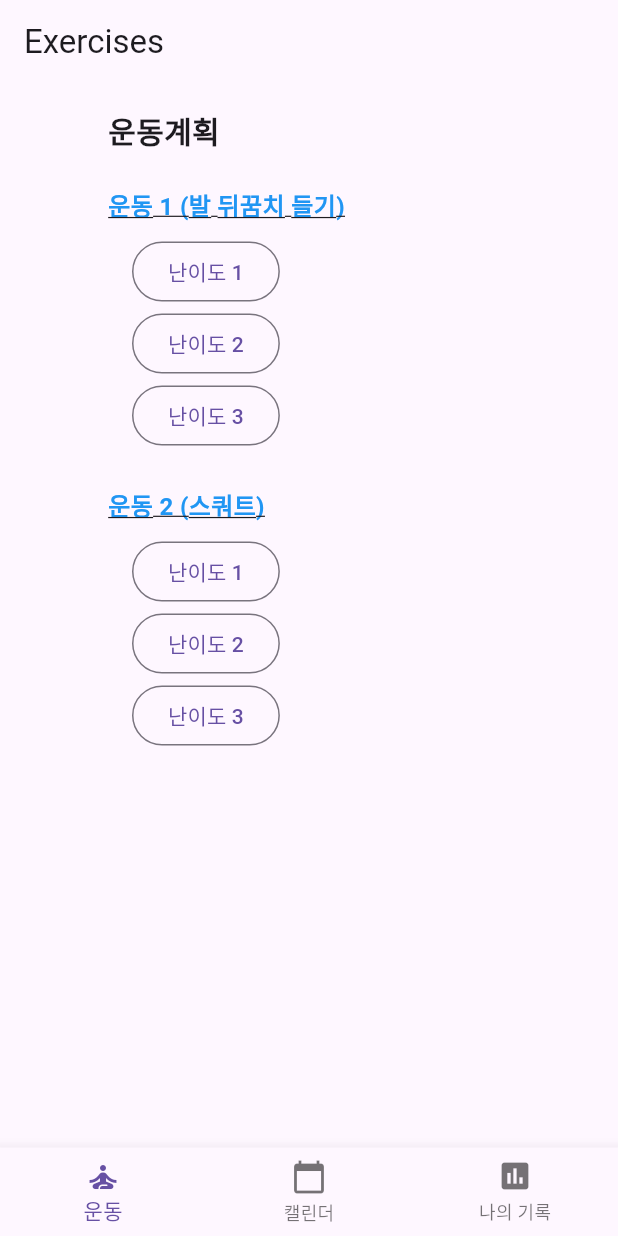
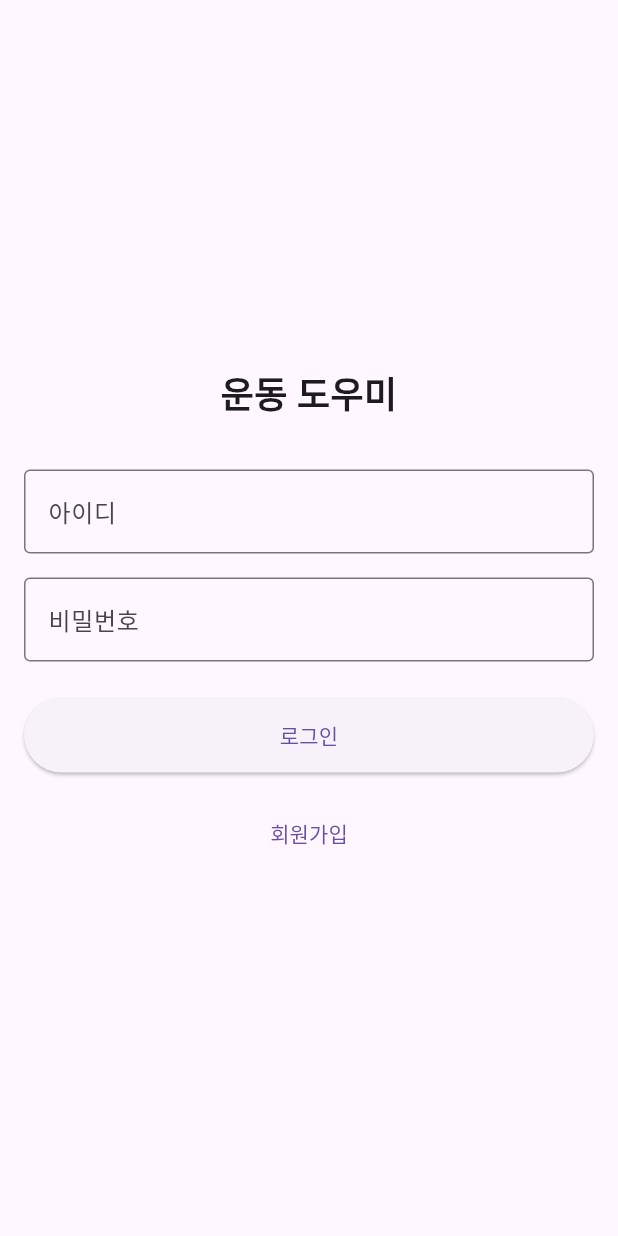
Before and after one commit to June8039/Capstone, a Flutter app: the screen it shows after launch, on a phone screen of 412 x 824 dp. Run offline on Flutter 3.47's test engine with Material 3 defaults, Android fonts, the phone set to English and light mode, and no system bars; our stand-ins replace cloud_firestore, firebase_core, firebase_storage, flutter_tts, permission_handler, shared_preferences and 2 more; accounts and stored records are empty.

Commit message:
Fix: Firebase 권한 설정 및 로그인/회원가입 기능 구현

```diff
--- /dev/null
+++ b/firestore.indexes.json
@@ -0,0 +1,4 @@
+{
+  "indexes": [],
+  "fieldOverrides": []
+}
--- a/lib/main.dart
+++ b/lib/main.dart
@@ -3,25 +3,23 @@
 //import all the needed packages and files here
 //I gotta find a way to organize the imports better and remove redundancy
 import 'package:flutter/material.dart';
-import 'package:intl/intl.dart';
-import 'package:intl/date_symbol_data_local.dart';
-import 'screens/home_screen.dart';
+import 'package:firebase_core/firebase_core.dart';
+import 'firebase_options.dart';
+import 'screens/login_screen.dart';
 import 'screens/exercise_screen.dart';
 import 'screens/calendar_screen.dart';
-import 'package:firebase_core/firebase_core.dart';
-import 'firebase_options.dart';
 
 void main() async {
-  // Initialize locale data
-  await initializeDateFormatting();
-  // Run the app
+  WidgetsFlutterBinding.ensureInitialized();
+  try {
+    await Firebase.initializeApp(
+      options: DefaultFirebaseOptions.currentPlatform,
+    );
+  } catch (e) {
+    debugPrint('Firebase 초기화 실패: $e');
+    // Firebase 초기화 실패 시에도 앱은 실행되도록 합니다.
+  }
   runApp(const MyApp());
-
-  // Firebase Core 초기화
-  await Firebase.initializeApp(
-    options: DefaultFirebaseOptions.currentPlatform,
-  );
-
 }
 
 class MyApp extends StatelessWidget {
@@ -30,15 +28,14 @@ class MyApp extends StatelessWidget {
   @override
   Widget build(BuildContext context) {
     return MaterialApp(
-      title: 'Screen Navigation Demo',
+      title: '운동 도우미',
       theme: ThemeData(
         primarySwatch: Colors.blue,
       ),
-      home: const MainScreen(), //main homescreen
+      home: const LoginScreen(),
     );
   }
 }
-
 
 class MainScreen extends StatefulWidget {
   const MainScreen({super.key});
@@ -51,9 +48,9 @@ class _MainScreenState extends State<MainScreen> {
   int _selectedIndex = 0;
 
   final List<Widget> _screens = [
-    //all pages should be defined here
     const ExerciseScreen(),
-    const CalendarScreen(), // Create this or any other screen
+    const CalendarScreen(),
+    const Center(child: Text('나의 기록')), // 임시 화면
   ];
 
   void _onItemTapped(int index) {
@@ -61,7 +58,6 @@ class _MainScreenState extends State<MainScreen> {
       _selectedIndex = index;
     });
   }
-
 
   @override
   Widget build(BuildContext context) {
@@ -72,11 +68,7 @@ class _MainScreenState extends State<MainScreen> {
       ),
       bottomNavigationBar: BottomNavigationBar(
         currentIndex: _selectedIndex,
-        onTap: (index) {
-          setState(() {
-            _selectedIndex = index;
-          });
-        },
+        onTap: _onItemTapped,
         items: const [
           BottomNavigationBarItem(
             icon: Icon(Icons.self_improvement),
@@ -87,10 +79,9 @@ class _MainScreenState extends State<MainScreen> {
             label: '캘린더',
           ),
           BottomNavigationBarItem(
-              icon: Icon(Icons.insert_chart),
-              label: '나의 기록'
+            icon: Icon(Icons.insert_chart),
+            label: '나의 기록',
           ),
-
         ],
       ),
     );
--- a/lib/screens/calendar_screen.dart
+++ b/lib/screens/calendar_screen.dart
@@ -13,6 +13,12 @@ class CalendarScreen extends StatefulWidget {
 class _CalendarScreenState extends State<CalendarScreen> {
   DateTime _selectedDay = DateTime.now();
   DateTime _focusedDay = DateTime.now();
+
+  @override
+  void initState() {
+    super.initState();
+    initializeDateFormatting();
+  }
 
   @override
   Widget build(BuildContext context) {
--- a/lib/screens/exercise_screen.dart
+++ b/lib/screens/exercise_screen.dart
@@ -1,5 +1,4 @@
 import 'package:flutter/material.dart';
-
 import 'calibration_screen.dart';
 import 'heelraise_screen.dart';
 import 'squat_screen.dart';
@@ -8,7 +7,6 @@ class ExerciseScreen extends StatelessWidget {
   const ExerciseScreen({super.key});
 
   void _startHeelRaiseFlow(BuildContext context) async {
-    // CalibrationScreen에서 측정 완료 후 baselineValues와 initialLensFacing 반환받음
     final result = await Navigator.push<Map<String, dynamic>>(
       context,
       MaterialPageRoute(
@@ -32,12 +30,11 @@ class ExerciseScreen extends StatelessWidget {
     }
   }
 
-
-  void _startSquatFlow(BuildContext context) {
+  void _startSquatFlow(BuildContext context) async {
     Navigator.push(
       context,
       MaterialPageRoute(
-        builder: (_) => const SquatScreen(), // 캘리브레이션 없이 바로 이동
+        builder: (_) => const SquatScreen(),
       ),
     );
   }
@@ -45,86 +42,23 @@ class ExerciseScreen extends StatelessWidget {
   @override
   Widget build(BuildContext context) {
     return Scaffold(
-      appBar: AppBar(title: const Text("Exercises")),
+      appBar: AppBar(
+        title: const Text("운동 도우미"),
+      ),
       body: Center(
-        child: Container(
-          width: 300,
-          padding: EdgeInsets.all(16),
-          child: Column(
-            crossAxisAlignment:CrossAxisAlignment.start,
-            children: [
-              const Text('운동계획', style: TextStyle(fontSize: 20, fontWeight: FontWeight.bold)),
-              const SizedBox(height: 16),
-              // 운동 1 (클릭 시 CalibrationScreen으로 이동)
-              GestureDetector(
-                onTap: () => _startHeelRaiseFlow(context),
-                child: Container(
-                  padding: const EdgeInsets.symmetric(vertical: 8),
-                  child: const Text(
-                    '운동 1 (발 뒤꿈치 들기)',
-                    style: TextStyle(
-                      color: Colors.blue,
-                      fontWeight: FontWeight.bold,
-                      fontSize: 16,
-                      decoration: TextDecoration.underline,
-                    ),
-                  ),
-                ),
-              ),
-              Padding(
-                padding: EdgeInsets.only(left: 16.0),
-                child: Column(
-                  crossAxisAlignment:
-                  CrossAxisAlignment.start,
-                    children: [
-                      OutlinedButton( onPressed: () {
-                        // go to the exercise page
-                      }, child: Text("난이도 1"), ),
-                      OutlinedButton( onPressed: () {
-                      // go to the exercise page
-                      }, child: Text("난이도 2"), ),
-                      OutlinedButton( onPressed: () {
-                        // go to the exercise page
-                      }, child: Text("난이도 3"), ),
-                    ],
-                ),
-              ),
-              const SizedBox(height: 16),
-              // 운동 2 (스쿼트)
-              GestureDetector(
-                onTap: () => _startSquatFlow(context),
-                child: Container(
-                  padding: const EdgeInsets.symmetric(vertical: 8),
-                  child: const Text(
-                    '운동 2 (스쿼트)',
-                    style: TextStyle(
-                      color: Colors.blue,
-                      fontWeight: FontWeight.bold,
-                      fontSize: 16,
-                      decoration: TextDecoration.underline,
-                    ),
-                  ),
-                ),
-              ),
-              Padding(
-                padding: EdgeInsets.only(left: 16.0),
-                child: Column(
-                  crossAxisAlignment: CrossAxisAlignment.start,
-                  children: [
-                    OutlinedButton( onPressed: () {
-                      // go to the exercise page
-                    }, child: Text("난이도 1"), ),
-                    OutlinedButton( onPressed: () {
-                      // go to the exercise page
-                    }, child: Text("난이도 2"), ),
-                    OutlinedButton( onPressed: () {
-                      // go to the exercise page
-                    }, child: Text("난이도 3"), ),
-                  ],
-                ),
-              )
-            ],
-          ),
+        child: Column(
+          mainAxisAlignment: MainAxisAlignment.center,
+          children: [
+            ElevatedButton(
+              onPressed: () => _startHeelRaiseFlow(context),
+              child: const Text('발 뒤꿈치 들기'),
+            ),
+            const SizedBox(height: 20),
+            ElevatedButton(
+              onPressed: () => _startSquatFlow(context),
+              child: const Text('스쿼트'),
+            ),
+          ],
         ),
       ),
     );
--- /dev/null
+++ b/lib/screens/login_screen.dart
@@ -0,0 +1,165 @@
+import 'package:flutter/material.dart';
+import 'package:cloud_firestore/cloud_firestore.dart';
+import 'package:shared_preferences/shared_preferences.dart';
+import 'exercise_screen.dart';
+import 'register_screen.dart';
+
+class LoginScreen extends StatefulWidget {
+  const LoginScreen({super.key});
+
+  @override
+  State<LoginScreen> createState() => _LoginScreenState();
+}
+
+class _LoginScreenState extends State<LoginScreen> {
+  final _idController = TextEditingController();
+  final _pwController = TextEditingController();
+  bool _isLoading = false;
+
+  @override
+  void initState() {
+    super.initState();
+    _checkAutoLogin();
+  }
+
+  Future<void> _checkAutoLogin() async {
+    try {
+      final prefs = await SharedPreferences.getInstance();
+      final userId = prefs.getString('userId');
+      if (userId != null && mounted) {
+        _navigateToMain();
+      }
+    } catch (e) {
+      debugPrint('자동 로그인 확인 중 오류: $e');
+    }
+  }
+
+  void _navigateToMain() {
+    if (!mounted) return;
+    Navigator.of(context).pushReplacement(
+      MaterialPageRoute(builder: (_) => const ExerciseScreen()),
+    );
+  }
+
+  Future<void> _login() async {
+    if (_idController.text.isEmpty || _pwController.text.isEmpty) {
+      if (!mounted) return;
+      ScaffoldMessenger.of(context).showSnackBar(
+        const SnackBar(content: Text('아이디와 비밀번호를 입력하세요')),
+      );
+      return;
+    }
+
+    setState(() => _isLoading = true);
+
+    try {
+      final userDoc = await FirebaseFirestore.instance
+          .collection('users')
+          .doc(_idController.text)
+          .get();
+
+      if (!mounted) return;
+
+      if (!userDoc.exists) {
+        ScaffoldMessenger.of(context).showSnackBar(
+          const SnackBar(content: Text('존재하지 않는 사용자입니다')),
+        );
+        return;
+      }
+
+      final userData = userDoc.data()!;
+      if (userData['pwd'] != _pwController.text) {
+        ScaffoldMessenger.of(context).showSnackBar(
+          const SnackBar(content: Text('비밀번호가 일치하지 않습니다')),
+        );
+        return;
+      }
+
+      // 로그인 성공
+      final prefs = await SharedPreferences.getInstance();
+      await prefs.setString('userId', _idController.text);
+      if (!mounted) return;
+      _navigateToMain();
+    } catch (e) {
+      if (!mounted) return;
+      ScaffoldMessenger.of(context).showSnackBar(
+        SnackBar(content: Text('로그인 중 오류가 발생했습니다: $e')),
+      );
+      debugPrint('로그인 오류: $e');
+    } finally {
+      if (mounted) {
+        setState(() => _isLoading = false);
+      }
+    }
+  }
+
+  @override
+  Widget build(BuildContext context) {
+    return Scaffold(
+      body: SafeArea(
+        child: Padding(
+          padding: const EdgeInsets.all(16.0),
+          child: Column(
+            mainAxisAlignment: MainAxisAlignment.center,
+            children: [
+              const Text(
+                '운동 도우미',
+                style: TextStyle(
+                  fontSize: 24,
+                  fontWeight: FontWeight.bold,
+                ),
+              ),
+              const SizedBox(height: 32),
+              TextField(
+                controller: _idController,
+                decoration: const InputDecoration(
+                  labelText: '아이디',
+                  border: OutlineInputBorder(),
+                ),
+              ),
+              const SizedBox(height: 16),
+              TextField(
+                controller: _pwController,
+                decoration: const InputDecoration(
+                  labelText: '비밀번호',
+                  border: OutlineInputBorder(),
+                ),
+                obscureText: true,
+              ),
+              const SizedBox(height: 24),
+              SizedBox(
+                width: double.infinity,
+                height: 50,
+                child: ElevatedButton(
+                  onPressed: _isLoading ? null : _login,
+                  child: _isLoading
+                      ? const CircularProgressIndicator()
+                      : const Text('로그인'),
+                ),
+              ),
+              const SizedBox(height: 16),
+              TextButton(
+                onPressed: () {
+                  Navigator.push(
+                    context,
+                    MaterialPageRoute(
+                      builder: (_) => const RegisterScreen(),
+                    ),
+                  );
+                },
+                child: const Text('회원가입'),
+              ),
+            ],
+          ),
+        ),
+      ),
+    );
+  }
+
+  @override
+  void dispose() {
+    _idController.dispose();
+    _pwController.dispose();
+    super.dispose();
+  }
+}
```
Also changed, not shown: lib/models/user_account.dart (added, +27 -0 lines), lib/screens/heelraise_screen.dart (+80 -12 lines), lib/screens/register_screen.dart (added, +188 -0 lines), pubspec.yaml (+9 -4 lines), firebase.json, pubspec.lock, 14 other files.
